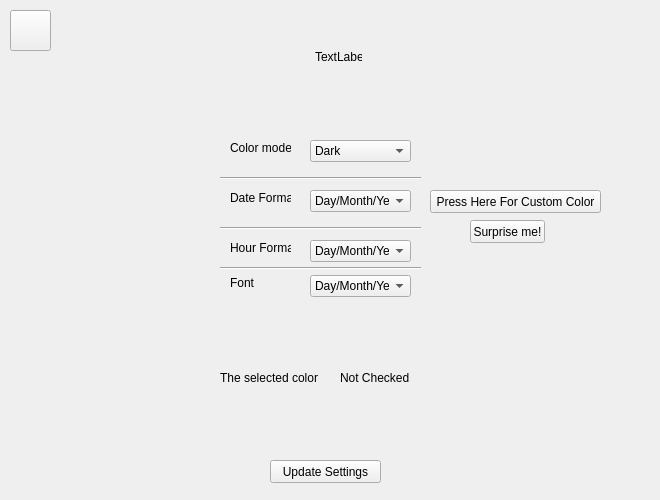
The window that .ui files/Main_UI_Files/Main_Settings.ui (JarneAe/RetroBoy-GUI) describes before a commit, drawn with Qt 5.
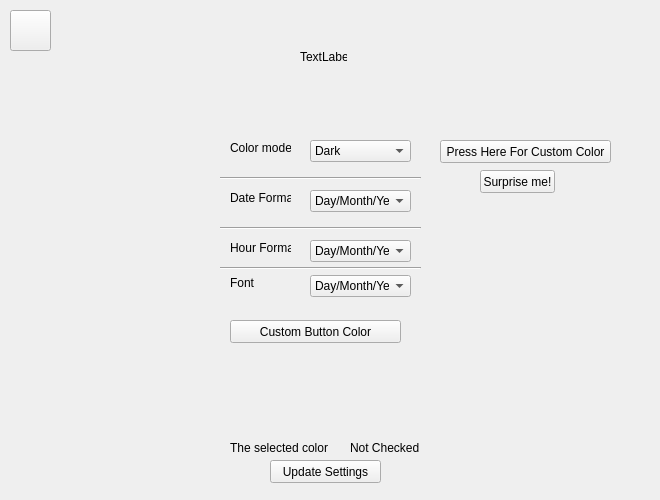
The same window after the commit.

Commit message: Added option to add custom colors to the main UI buttons

```diff
--- a/.ui files/Main_UI_Files/Main_Settings.ui
+++ b/.ui files/Main_UI_Files/Main_Settings.ui
@@ -167,7 +167,7 @@
   <widget class="QLabel" name="label">
    <property name="geometry">
     <rect>
-     <x>315</x>
+     <x>300</x>
      <y>50</y>
      <width>47</width>
      <height>13</height>
@@ -180,8 +180,8 @@
   <widget class="QPushButton" name="pushButton_2">
    <property name="geometry">
     <rect>
-     <x>430</x>
-     <y>190</y>
+     <x>440</x>
+     <y>140</y>
      <width>171</width>
      <height>23</height>
     </rect>
@@ -193,8 +193,8 @@
   <widget class="QPushButton" name="RandomBColor">
    <property name="geometry">
     <rect>
-     <x>470</x>
-     <y>220</y>
+     <x>480</x>
+     <y>170</y>
      <width>75</width>
      <height>23</height>
     </rect>
@@ -255,8 +255,8 @@
   <widget class="QLabel" name="label_2">
    <property name="geometry">
     <rect>
-     <x>220</x>
-     <y>370</y>
+     <x>230</x>
+     <y>440</y>
      <width>101</width>
      <height>16</height>
     </rect>
@@ -268,8 +268,8 @@
   <widget class="QLabel" name="label_3">
    <property name="geometry">
     <rect>
-     <x>340</x>
-     <y>370</y>
+     <x>350</x>
+     <y>440</y>
      <width>181</width>
      <height>16</height>
     </rect>
@@ -278,6 +278,19 @@
     <string>Not Checked</string>
    </property>
   </widget>
+  <widget class="QPushButton" name="pushButton_3">
+   <property name="geometry">
+    <rect>
+     <x>230</x>
+     <y>320</y>
+     <width>171</width>
+     <height>23</height>
+    </rect>
+   </property>
+   <property name="text">
+    <string>Custom Button Color</string>
+   </property>
+  </widget>
  </widget>
  <resources/>
  <connections/>
```
The commit also changes 11 other files.
